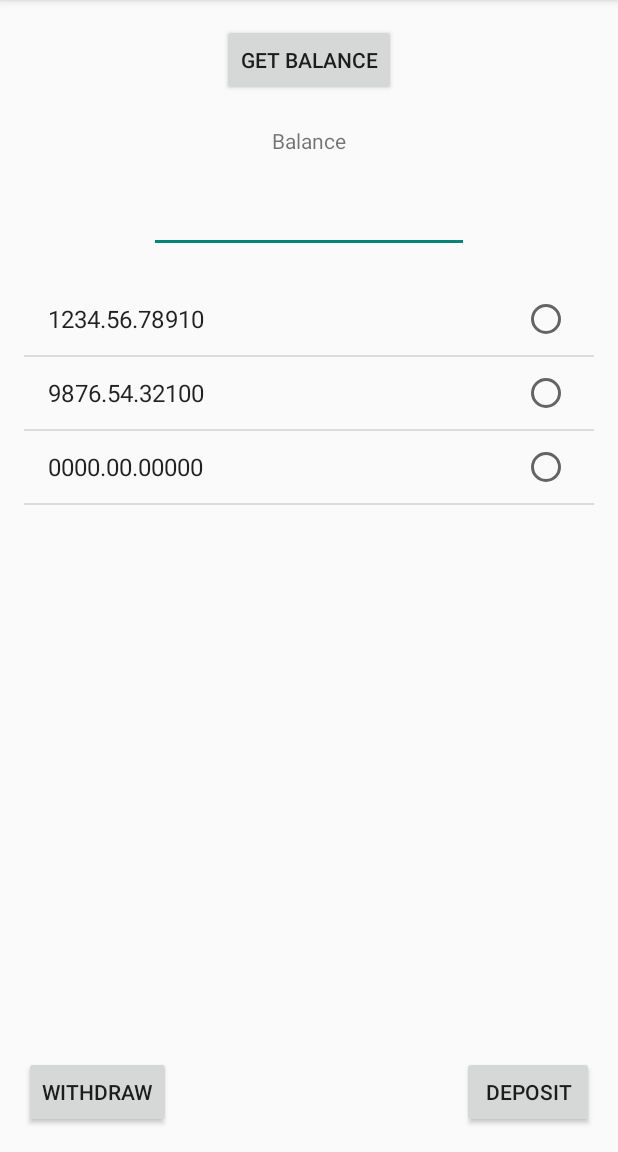
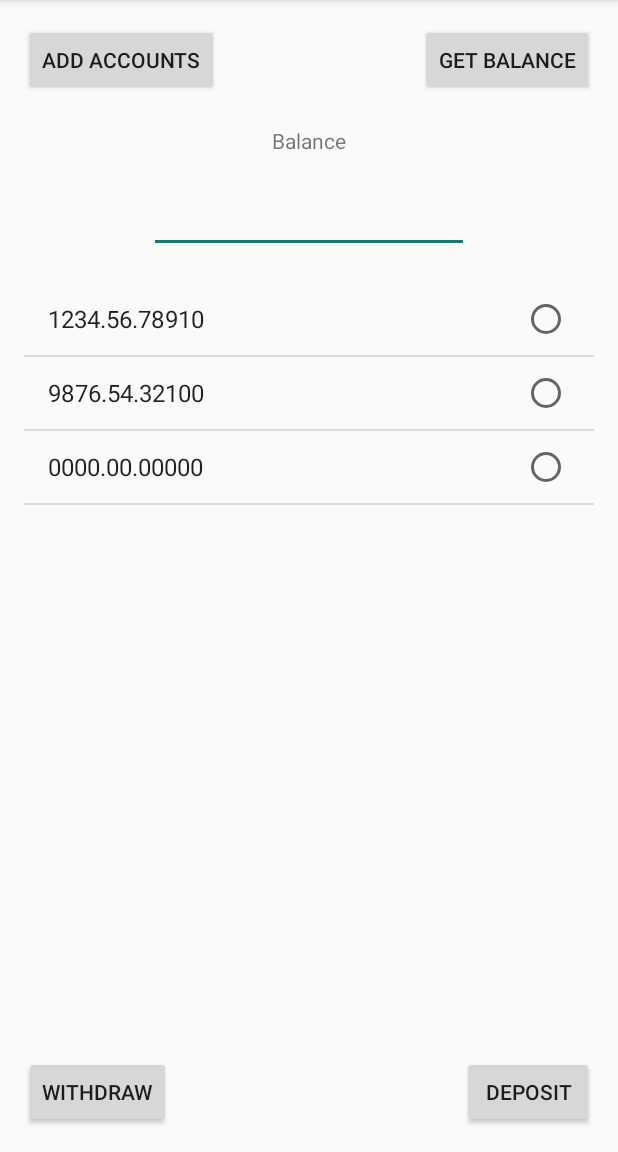
Before and after one commit to hanshenrik/dbank-client, an Android app: the screen it shows after launch (MainActivity), on a phone screen of 412 x 824 dp, the part 84-1236 px from its top. Run offline under Robolectric (Android 15) with nearby library versions, the phone set to English and light mode, and no system bars.

Commit message:
added addAccountButton

```diff
--- a/app/src/main/res/layout/activity_main.xml
+++ b/app/src/main/res/layout/activity_main.xml
@@ -11,7 +11,17 @@
         android:text="Get Balance"
         android:id="@+id/getBalanceButton"
         android:layout_alignParentTop="true"
-        android:layout_centerHorizontal="true" />
+        android:layout_alignParentRight="true"
+        android:layout_alignParentEnd="true"/>
+
+    <Button
+        android:layout_width="wrap_content"
+        android:layout_height="wrap_content"
+        android:text="Add Accounts"
+        android:id="@+id/addAccountButton"
+        android:layout_alignParentTop="true"
+        android:layout_alignParentLeft="true"
+        android:layout_alignParentStart="true"/>
 
     <TextView
         android:layout_width="wrap_content"
```
